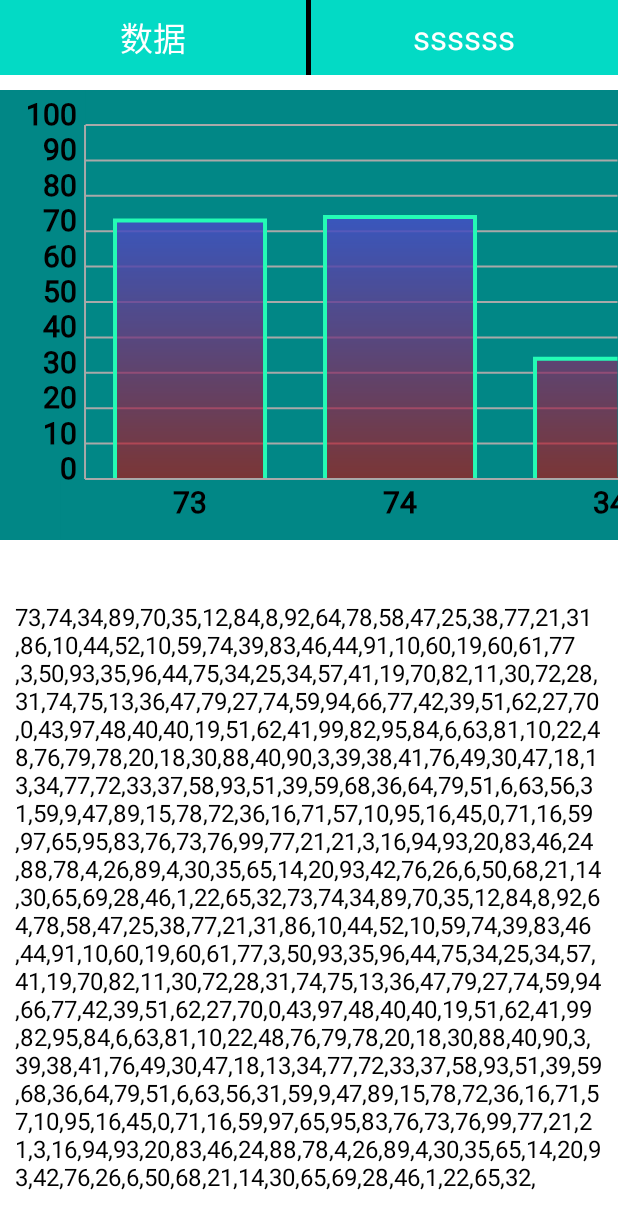
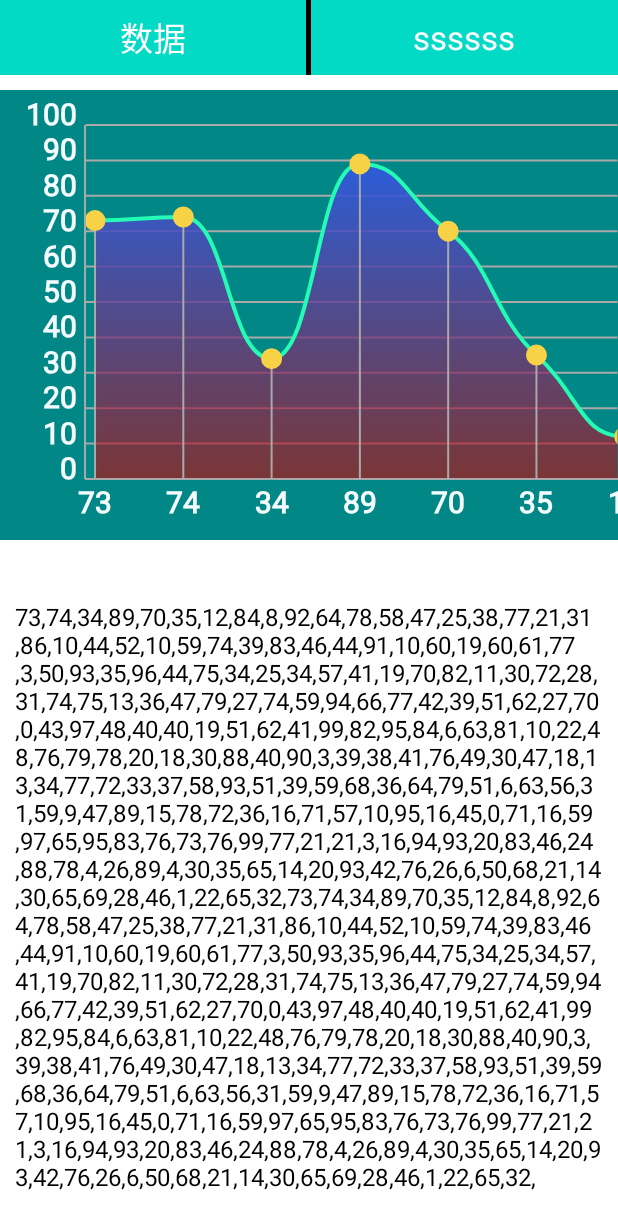
Before and after one commit to wanglei360/Demo, an Android app: the BesselCurveActivity screen opened directly, with no data from a screen before it, after a tap on "数据", on a phone screen of 412 x 824 dp. Shown: the top 1229 px of the screen. Run offline under Robolectric (Android 15) with nearby library versions, the phone set to English and light mode, and no system bars.

Commit message:
曲线图优化

```diff
--- a/app/src/main/java/com/ntrade/demo/view/chart/MyChartView.kt
+++ b/app/src/main/java/com/ntrade/demo/view/chart/MyChartView.kt
@@ -12,6 +12,7 @@ import android.util.TypedValue
 import android.view.GestureDetector
 import android.view.MotionEvent
 import android.view.View
+import android.view.animation.AccelerateInterpolator
 import android.widget.OverScroller
 import androidx.core.view.GestureDetectorCompat
 import com.ntrade.demo.R
@@ -66,9 +67,9 @@ class MyChartView : View, GestureDetector.OnGestureListener {
     private var mAnimValue = 0f
     private var maxNum = 100
     private var animWidth = 0f
+    private var animTime = 1000L
     private var longPressX = -1f
     private var longPressY = -1f
-    private var longPressTime = 0L
     private var firstShowPosition = -1
     private var lastShowPosition = -1
     private var bottomStrWidth = -1f
@@ -102,6 +103,7 @@ class MyChartView : View, GestureDetector.OnGestureListener {
 
     private val animator by lazy {
         ValueAnimator.ofFloat(1f, 0f).apply {
+            interpolator = AccelerateInterpolator()
             addUpdateListener { animation ->
                 mAnimValue = animation.animatedValue.toString().toFloat()
                 postInvalidate()
@@ -109,7 +111,7 @@ class MyChartView : View, GestureDetector.OnGestureListener {
             addListener(MAnimatorListener {
                 isAniming = it
             })
-            duration = 1000
+            duration = animTime
         }
     }
 
@@ -722,6 +724,7 @@ class MyChartView : View, GestureDetector.OnGestureListener {
             spotRadius = getDimension(R.styleable.chart_spot_radius, 10f)
             columnWidth = getDimension(R.styleable.chart_column_width, 50f)
             columuMargin = getDimension(R.styleable.chart_columu_margin, 16f)
+            animTime = getInt(R.styleable.chart_anim_time, 1000).toLong()
             chartType = getInt(R.styleable.chart_chart_type, 0)
             if (chartType == CHART_COLUMN) {
                 isShowSpot = false
@@ -1014,8 +1017,8 @@ class MyChartView : View, GestureDetector.OnGestureListener {
 
     private fun getLoopNums(list: List<Any>, foo: (Int, Int) -> Unit) {
         val onePosition =
-            if (firstShowPosition == 0)
-                firstShowPosition
+            if (firstShowPosition < 1)
+                0
             else {
                 firstShowPosition - 1
             }.let {
@@ -1024,8 +1027,8 @@ class MyChartView : View, GestureDetector.OnGestureListener {
                 } else it
             }
         val lastPosition =
-            if (lastShowPosition == list.size - 1)
-                lastShowPosition
+            if (lastShowPosition > list.size - 2)
+                list.size - 1
             else {
                 lastShowPosition + 1
             }.let {
--- a/app/src/main/res/layout/activity_bessel_curve_layout.xml
+++ b/app/src/main/res/layout/activity_bessel_curve_layout.xml
@@ -57,14 +57,13 @@
                 android:layout_marginTop="10dp"
                 android:background="@color/bessel_gradual1"
                 app:background_color="@color/bessel_gradual1"
-                app:chart_type="CHART_COLUMN"
+                app:chart_type="CHART_BEZIER_CURVE"
                 app:is_left="false"
                 app:is_show_anim="true"
                 app:is_show_gradual_background="true"
                 app:is_show_line="true"
-                app:column_width="100dp"
-                app:columu_margin="20dp"
-                app:text_color="#000"
+                app:column_width="30dp"
+                app:columu_margin="6dp"
                 app:is_show_spot_to_bottom_line="true"
                 app:linear_gradient_color_bottom="#99cc0000"
                 app:linear_gradient_color_top="#FF1966ff"
--- a/app/src/main/res/values/attrs.xml
+++ b/app/src/main/res/values/attrs.xml
@@ -34,6 +34,7 @@
         <attr name="spot_radius" format="dimension" /><!-- 圆点的半径 -->
         <attr name="column_width" format="dimension" /><!-- 圆柱的宽度 -->
         <attr name="columu_margin" format="dimension" /><!-- 圆柱使用的边距 -->
+        <attr name="anim_time" format="integer" /><!-- 动画的时间，毫秒 -->
         <attr name="chart_type"><!-- 图标类型 -->
             <enum name="CHART_LINE" value="0" /><!-- 线 -->
             <enum name="CHART_BEZIER_CURVE" value="1" /><!-- 曲线 -->
```
